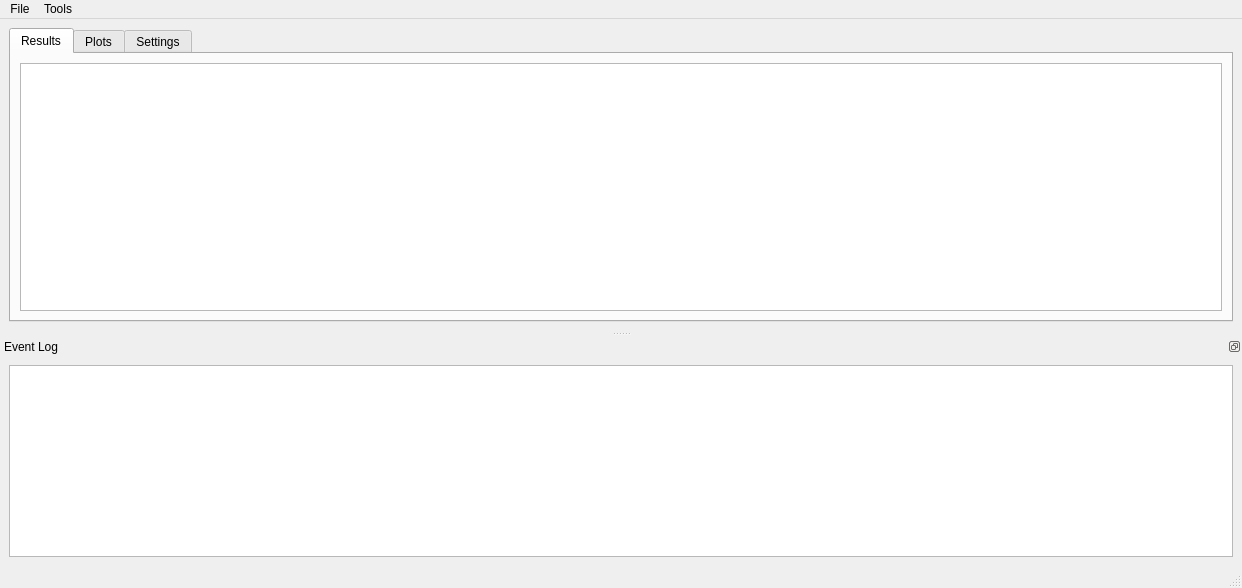
Old version of the form batch_iv_analysis/batch-iv-analysis.ui in the repository greyltc/analysis-software.
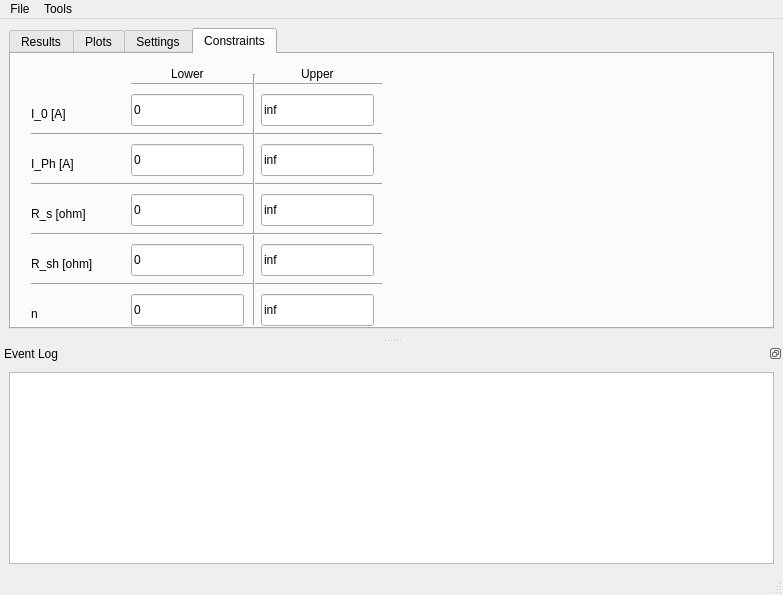
New version of the form. The open tabs and pages were chosen to show the change.

Diff of the .ui file:
```diff
--- a/batch_iv_analysis/batch-iv-analysis.ui
+++ b/batch_iv_analysis/batch-iv-analysis.ui
@@ -6,8 +6,8 @@
    <rect>
     <x>0</x>
     <y>0</y>
-    <width>1242</width>
-    <height>588</height>
+    <width>783</width>
+    <height>595</height>
    </rect>
   </property>
   <property name="windowTitle">
@@ -151,6 +151,310 @@
         </item>
        </layout>
       </widget>
+      <widget class="QWidget" name="tab">
+       <attribute name="title">
+        <string>Constraints</string>
+       </attribute>
+       <widget class="QLineEdit" name="Rsh_ub">
+        <property name="geometry">
+         <rect>
+          <x>250</x>
+          <y>190</y>
+          <width>113</width>
+          <height>32</height>
+         </rect>
+        </property>
+        <property name="text">
+         <string>inf</string>
+        </property>
+       </widget>
+       <widget class="QLineEdit" name="Rsh_lb">
+        <property name="geometry">
+         <rect>
+          <x>120</x>
+          <y>190</y>
+          <width>113</width>
+          <height>32</height>
+         </rect>
+        </property>
+        <property name="text">
+         <string>0</string>
+        </property>
+       </widget>
+       <widget class="QLabel" name="label_3">
+        <property name="geometry">
+         <rect>
+          <x>20</x>
+          <y>50</y>
+          <width>61</width>
+          <height>20</height>
+         </rect>
+        </property>
+        <property name="text">
+         <string>I_0 [A]</string>
+        </property>
+       </widget>
+       <widget class="QLineEdit" name="I0_lb">
+        <property name="geometry">
+         <rect>
+          <x>120</x>
+          <y>40</y>
+          <width>113</width>
+          <height>32</height>
+         </rect>
+        </property>
+        <property name="text">
+         <string>0</string>
+        </property>
+       </widget>
+       <widget class="QLineEdit" name="n_ub">
+        <property name="geometry">
+         <rect>
+          <x>250</x>
+          <y>240</y>
+          <width>113</width>
+          <height>32</height>
+         </rect>
+        </property>
+        <property name="text">
+         <string>inf</string>
+        </property>
+       </widget>
+       <widget class="QLabel" name="label_6">
+        <property name="geometry">
+         <rect>
+          <x>20</x>
+          <y>200</y>
+          <width>81</width>
+          <height>20</height>
+         </rect>
+        </property>
+        <property name="text">
+         <string>R_sh [ohm]</string>
+        </property>
+       </widget>
+       <widget class="QLabel" name="label">
+        <property name="geometry">
+         <rect>
+          <x>290</x>
+          <y>10</y>
+          <width>41</width>
+          <height>20</height>
+         </rect>
+        </property>
+        <property name="text">
+         <string>Upper</string>
+        </property>
+       </widget>
+       <widget class="Line" name="line_6">
+        <property name="geometry">
+         <rect>
+          <x>20</x>
+          <y>220</y>
+          <width>351</width>
+          <height>20</height>
+         </rect>
+        </property>
+        <property name="orientation">
+         <enum>Qt::Horizontal</enum>
+        </property>
+       </widget>
+       <widget class="QLabel" name="label_2">
+        <property name="geometry">
+         <rect>
+          <x>160</x>
+          <y>10</y>
+          <width>41</width>
+          <height>20</height>
+         </rect>
+        </property>
+        <property name="text">
+         <string>Lower</string>
+        </property>
+       </widget>
+       <widget class="QLineEdit" name="n_lb">
+        <property name="geometry">
+         <rect>
+          <x>120</x>
+          <y>240</y>
+          <width>113</width>
+          <height>32</height>
+         </rect>
+        </property>
+        <property name="text">
+         <string>0</string>
+        </property>
+       </widget>
+       <widget class="QLabel" name="label_7">
+        <property name="geometry">
+         <rect>
+          <x>20</x>
+          <y>250</y>
+          <width>81</width>
+          <height>20</height>
+         </rect>
+        </property>
+        <property name="text">
+         <string>n</string>
+        </property>
+       </widget>
+       <widget class="QLineEdit" name="I0_ub">
+        <property name="geometry">
+         <rect>
+          <x>250</x>
+          <y>40</y>
+          <width>113</width>
+          <height>32</height>
+         </rect>
+        </property>
+        <property name="text">
+         <string>inf</string>
+        </property>
+       </widget>
+       <widget class="QLineEdit" name="Rs_lb">
+        <property name="geometry">
+         <rect>
+          <x>120</x>
+          <y>140</y>
+          <width>113</width>
+          <height>32</height>
+         </rect>
+        </property>
+        <property name="text">
+         <string>0</string>
+        </property>
+       </widget>
+       <widget class="Line" name="line_4">
+        <property name="geometry">
+         <rect>
+          <x>20</x>
+          <y>120</y>
+          <width>351</width>
+          <height>20</height>
+         </rect>
+        </property>
+        <property name="orientation">
+         <enum>Qt::Horizontal</enum>
+        </property>
+       </widget>
+       <widget class="Line" name="line_3">
+        <property name="geometry">
+         <rect>
+          <x>20</x>
+          <y>70</y>
+          <width>351</width>
+          <height>20</height>
+         </rect>
+        </property>
+        <property name="orientation">
+         <enum>Qt::Horizontal</enum>
+        </property>
+       </widget>
+       <widget class="QLineEdit" name="Rs_ub">
+        <property name="geometry">
+         <rect>
+          <x>250</x>
+          <y>140</y>
+          <width>113</width>
+          <height>32</height>
+         </rect>
+        </property>
+        <property name="text">
+         <string>inf</string>
+        </property>
+       </widget>
+       <widget class="Line" name="line_2">
+        <property name="geometry">
+         <rect>
+          <x>120</x>
+          <y>20</y>
+          <width>251</width>
+          <height>20</height>
+         </rect>
+        </property>
+        <property name="orientation">
+         <enum>Qt::Horizontal</enum>
+        </property>
+       </widget>
+       <widget class="Line" name="line">
+        <property name="geometry">
+         <rect>
+          <x>233</x>
+          <y>20</y>
+          <width>20</width>
+          <height>251</height>
+         </rect>
+        </property>
+        <property name="orientation">
+         <enum>Qt::Vertical</enum>
+        </property>
+       </widget>
+       <widget class="QLabel" name="label_4">
+        <property name="geometry">
+         <rect>
+          <x>20</x>
+          <y>100</y>
+          <width>61</width>
+          <height>20</height>
+         </rect>
+        </property>
+        <property name="text">
+         <string>I_Ph [A]</string>
+        </property>
+       </widget>
+       <widget class="QLabel" name="label_5">
+        <property name="geometry">
+         <rect>
+          <x>20</x>
+          <y>150</y>
+          <width>71</width>
+          <height>20</height>
+         </rect>
+        </property>
+        <property name="text">
+         <string>R_s [ohm]</string>
+        </property>
+       </widget>
+       <widget class="Line" name="line_5">
+        <property name="geometry">
+         <rect>
+          <x>20</x>
+          <y>170</y>
+          <width>351</width>
+          <height>20</height>
+         </rect>
+        </property>
+        <property name="orientation">
+         <enum>Qt::Horizontal</enum>
+        </property>
+       </widget>
+       <widget class="QLineEdit" name="Iph_ub">
+        <property name="geometry">
+         <rect>
+          <x>250</x>
+          <y>90</y>
+          <width>113</width>
+          <height>32</height>
+         </rect>
+        </property>
+        <property name="text">
+         <string>inf</string>
+        </property>
+       </widget>
+       <widget class="QLineEdit" name="Iph_lb">
+        <property name="geometry">
+         <rect>
+          <x>120</x>
+          <y>90</y>
+          <width>113</width>
+          <height>32</height>
+         </rect>
+        </property>
+        <property name="text">
+         <string>0</string>
+        </property>
+       </widget>
+      </widget>
      </widget>
     </item>
    </layout>
@@ -160,8 +464,8 @@
     <rect>
      <x>0</x>
      <y>0</y>
-     <width>1242</width>
-     <height>28</height>
+     <width>783</width>
+     <height>25</height>
     </rect>
    </property>
    <widget class="QMenu" name="menuFile">
```
